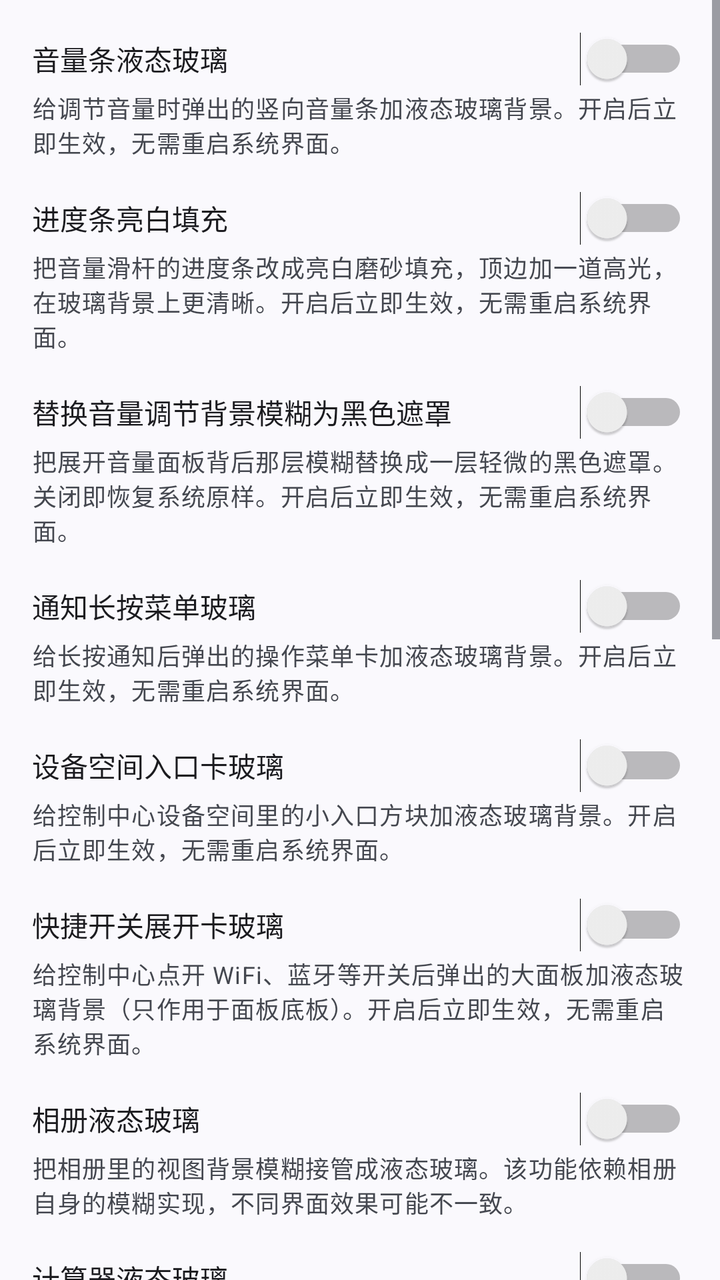
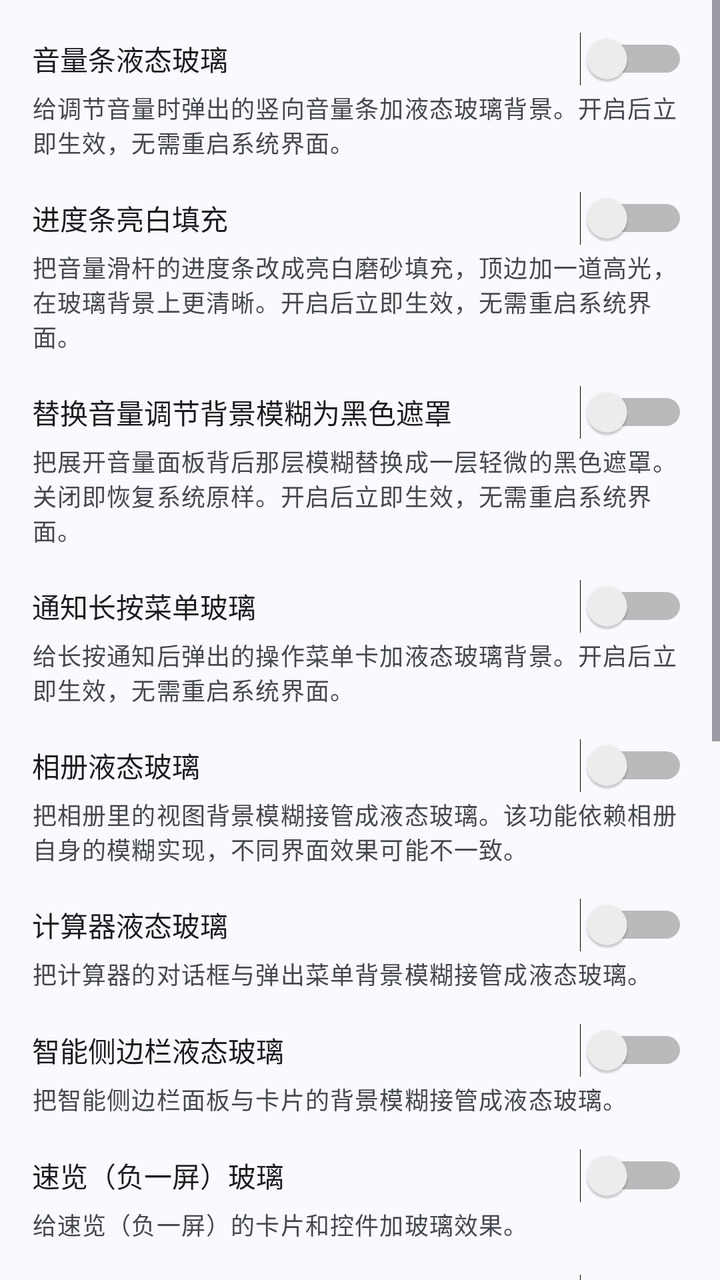

Compare the two renders of this Android layout. The source of the first and the diff that turns it into the second are given below.
<!-- AndroidManifest.xml: application theme Theme.LiquidGlass -->
<!-- res/layout/view_cat_components.xml -->
<?xml version="1.0" encoding="utf-8"?>
<ScrollView xmlns:android="http://schemas.android.com/apk/res/android"
    android:layout_width="match_parent"
    android:layout_height="match_parent"
    android:fillViewport="true">

    <LinearLayout
        android:layout_width="match_parent"
        android:layout_height="wrap_content"
        android:orientation="vertical"
        android:padding="16dp">

        
        <Switch
            android:id="@+id/switchVolumeSeekBarGlass"
            android:layout_width="match_parent"
            android:layout_height="wrap_content"
            android:text="@string/settings_volume_seekbar_glass" />

        <TextView
            android:layout_width="match_parent"
            android:layout_height="wrap_content"
            android:layout_marginTop="2dp"
            android:text="@string/settings_volume_seekbar_glass_desc"
            android:textAppearance="?attr/textAppearanceBodySmall"
            android:textColor="?android:attr/textColorSecondary" />

        
        <Switch
            android:id="@+id/switchVolumePanelClean"
            android:layout_width="match_parent"
            android:layout_height="wrap_content"
            android:layout_marginTop="16dp"
            android:text="@string/settings_volume_panel_clean" />

        <TextView
            android:layout_width="match_parent"
            android:layout_height="wrap_content"
            android:layout_marginTop="2dp"
            android:text="@string/settings_volume_panel_clean_desc"
            android:textAppearance="?attr/textAppearanceBodySmall"
            android:textColor="?android:attr/textColorSecondary" />

        
        <Switch
            android:id="@+id/switchVolumePanelBackdrop"
            android:layout_width="match_parent"
            android:layout_height="wrap_content"
            android:layout_marginTop="16dp"
            android:text="@string/settings_volume_panel_backdrop" />

        <TextView
            android:layout_width="match_parent"
            android:layout_height="wrap_content"
            android:layout_marginTop="2dp"
            android:text="@string/settings_volume_panel_backdrop_desc"
            android:textAppearance="?attr/textAppearanceBodySmall"
            android:textColor="?android:attr/textColorSecondary" />

        
        <Switch
            android:id="@+id/switchNotificationPopupGlass"
            android:layout_width="match_parent"
            android:layout_height="wrap_content"
            android:layout_marginTop="16dp"
            android:text="@string/settings_notification_popup_glass" />

        <TextView
            android:layout_width="match_parent"
            android:layout_height="wrap_content"
            android:layout_marginTop="2dp"
            android:text="@string/settings_notification_popup_glass_desc"
            android:textAppearance="?attr/textAppearanceBodySmall"
            android:textColor="?android:attr/textColorSecondary" />

        
        <Switch
            android:id="@+id/switchDeviceEntranceGlass"
            android:layout_width="match_parent"
            android:layout_height="wrap_content"
            android:layout_marginTop="16dp"
            android:text="@string/settings_device_entrance_glass" />

        <TextView
            android:layout_width="match_parent"
            android:layout_height="wrap_content"
            android:layout_marginTop="2dp"
            android:text="@string/settings_device_entrance_glass_desc"
            android:textAppearance="?attr/textAppearanceBodySmall"
            android:textColor="?android:attr/textColorSecondary" />

        
        <Switch
            android:id="@+id/switchQsDetailGlass"
            android:layout_width="match_parent"
            android:layout_height="wrap_content"
            android:layout_marginTop="16dp"
            android:text="@string/settings_qs_detail_glass" />

        <TextView
            android:layout_width="match_parent"
            android:layout_height="wrap_content"
            android:layout_marginTop="2dp"
            android:text="@string/settings_qs_detail_glass_desc"
            android:textAppearance="?attr/textAppearanceBodySmall"
            android:textColor="?android:attr/textColorSecondary" />

        
        <Switch
            android:id="@+id/switchGalleryGlass"
            android:layout_width="match_parent"
            android:layout_height="wrap_content"
            android:layout_marginTop="16dp"
            android:text="@string/settings_gallery_glass" />

        <TextView
            android:layout_width="match_parent"
            android:layout_height="wrap_content"
            android:layout_marginTop="2dp"
            android:text="@string/settings_gallery_glass_desc"
            android:textAppearance="?attr/textAppearanceBodySmall"
            android:textColor="?android:attr/textColorSecondary" />

        
        <Switch
            android:id="@+id/switchCalculatorGlass"
            android:layout_width="match_parent"
            android:layout_height="wrap_content"
            android:layout_marginTop="16dp"
            android:text="@string/settings_calculator_glass" />

        <TextView
            android:layout_width="match_parent"
            android:layout_height="wrap_content"
            android:layout_marginTop="2dp"
            android:text="@string/settings_calculator_glass_desc"
            android:textAppearance="?attr/textAppearanceBodySmall"
            android:textColor="?android:attr/textColorSecondary" />

        
        <Switch
            android:id="@+id/switchSmartSidebarGlass"
            android:layout_width="match_parent"
            android:layout_height="wrap_content"
            android:layout_marginTop="16dp"
            android:text="@string/settings_smart_sidebar_glass" />

        <TextView
            android:layout_width="match_parent"
            android:layout_height="wrap_content"
            android:layout_marginTop="2dp"
            android:text="@string/settings_smart_sidebar_glass_desc"
            android:textAppearance="?attr/textAppearanceBodySmall"
            android:textColor="?android:attr/textColorSecondary" />

        
        <Switch
            android:id="@+id/switchAssistantScreenGlass"
            android:layout_width="match_parent"
            android:layout_height="wrap_content"
            android:layout_marginTop="16dp"
            android:text="@string/settings_assistant_screen_glass" />

        <TextView
            android:layout_width="match_parent"
            android:layout_height="wrap_content"
            android:layout_marginTop="2dp"
            android:text="@string/settings_assistant_screen_glass_desc"
            android:textAppearance="?attr/textAppearanceBodySmall"
            android:textColor="?android:attr/textColorSecondary" />

        
        <Switch
            android:id="@+id/switchQuickSearchGlass"
            android:layout_width="match_parent"
            android:layout_height="wrap_content"
            android:layout_marginTop="16dp"
            android:text="@string/settings_quick_search_glass" />

        <TextView
            android:layout_width="match_parent"
            android:layout_height="wrap_content"
            android:layout_marginTop="2dp"
            android:text="@string/settings_quick_search_glass_desc"
            android:textAppearance="?attr/textAppearanceBodySmall"
            android:textColor="?android:attr/textColorSecondary" />

        
        <Switch
            android:id="@+id/switchGalleryShaderProbe"
            android:layout_width="match_parent"
            android:layout_height="wrap_content"
            android:layout_marginTop="16dp"
            android:text="@string/settings_gallery_shader_probe" />

        <TextView
            android:layout_width="match_parent"
            android:layout_height="wrap_content"
            android:layout_marginTop="2dp"
            android:text="@string/settings_gallery_shader_probe_desc"
            android:textAppearance="?attr/textAppearanceBodySmall"
            android:textColor="?android:attr/textColorSecondary" />

        
        <Switch
            android:id="@+id/switchClearAllBtnGlass"
            android:layout_width="match_parent"
            android:layout_height="wrap_content"
            android:layout_marginTop="16dp"
            android:text="@string/settings_clear_all_btn_glass" />

        <TextView
            android:layout_width="match_parent"
            android:layout_height="wrap_content"
            android:layout_marginTop="2dp"
            android:text="@string/settings_clear_all_btn_glass_desc"
            android:textAppearance="?attr/textAppearanceBodySmall"
            android:textColor="?android:attr/textColorSecondary" />

        
        <Switch
            android:id="@+id/switchEditToolbarGlass"
            android:layout_width="match_parent"
            android:layout_height="wrap_content"
            android:layout_marginTop="16dp"
            android:text="@string/settings_edit_toolbar_glass" />

        <TextView
            android:layout_width="match_parent"
            android:layout_height="wrap_content"
            android:layout_marginTop="2dp"
            android:text="@string/settings_edit_toolbar_glass_desc"
            android:textAppearance="?attr/textAppearanceBodySmall"
            android:textColor="?android:attr/textColorSecondary" />

        
        <Switch
            android:id="@+id/switchPopupMenuGlass"
            android:layout_width="match_parent"
            android:layout_height="wrap_content"
            android:layout_marginTop="16dp"
            android:text="@string/settings_popup_menu_glass" />

        <TextView
            android:layout_width="match_parent"
            android:layout_height="wrap_content"
            android:layout_marginTop="2dp"
            android:text="@string/settings_popup_menu_glass_desc"
            android:textAppearance="?attr/textAppearanceBodySmall"
            android:textColor="?android:attr/textColorSecondary" />

    </LinearLayout>
</ScrollView>
<!-- resources referenced by this layout -->
<resources>
  <string name="settings_assistant_screen_glass">速览（负一屏）玻璃</string>
  <string name="settings_assistant_screen_glass_desc">给速览（负一屏）的卡片和控件加玻璃效果。</string>
  <string name="settings_calculator_glass">计算器液态玻璃</string>
  <string name="settings_calculator_glass_desc">把计算器的对话框与弹出菜单背景模糊接管成液态玻璃。</string>
  <string name="settings_clear_all_btn_glass">最近任务清除按钮</string>
  <string name="settings_clear_all_btn_glass_desc">把最近任务页底部的「清除全部」按钮变成液态玻璃。开启后立即生效，无需重启桌面。</string>
  <string name="settings_device_entrance_glass">设备空间入口卡玻璃</string>
  <string name="settings_device_entrance_glass_desc">给控制中心设备空间里的小入口方块加液态玻璃背景。开启后立即生效，无需重启系统界面。</string>
  <string name="settings_edit_toolbar_glass">桌面整理/完成按钮</string>
  <string name="settings_edit_toolbar_glass_desc">把双指捏合进入桌面编辑模式后左上角「整理」和右上角「完成」两个按钮变成液态玻璃。开启后立即生效，无需重启桌面。</string>
  <string name="settings_gallery_glass">相册液态玻璃</string>
  <string name="settings_gallery_glass_desc">把相册里的视图背景模糊接管成液态玻璃。该功能依赖相册自身的模糊实现，不同界面效果可能不一致。</string>
  <string name="settings_gallery_shader_probe">相册采样范围探针（实验）</string>
  <string name="settings_gallery_shader_probe_desc">临时替换相册背景模糊做诊断：元素边缘出现红色环＝模糊取到了元素外面的背景（可以做真折射），绿色环＝只取到元素内的内容。开启后相册背景会变清晰并带一圈色环，关掉即恢复原模糊。</string>
  <string name="settings_notification_popup_glass">通知长按菜单玻璃</string>
  <string name="settings_notification_popup_glass_desc">给长按通知后弹出的操作菜单卡加液态玻璃背景。开启后立即生效，无需重启系统界面。</string>
  <string name="settings_popup_menu_glass">桌面长按菜单底衬</string>
  <string name="settings_popup_menu_glass_desc">把长按桌面图标、文件夹、卡片时弹出菜单的整屏毛玻璃背景变成液态玻璃（折射、色散、高光）。开启后立即生效，无需重启桌面。</string>
  <string name="settings_qs_detail_glass">快捷开关展开卡玻璃</string>
  <string name="settings_qs_detail_glass_desc">给控制中心点开 WiFi、蓝牙等开关后弹出的大面板加液态玻璃背景（只作用于面板底板）。开启后立即生效，无需重启系统界面。</string>
  <string name="settings_quick_search_glass">全局搜索弹窗玻璃</string>
  <string name="settings_quick_search_glass_desc">给全局搜索 App 里长按列表项弹出的菜单和弹窗加玻璃效果（只作用于这类弹窗，不含搜索条本身）。</string>
  <string name="settings_smart_sidebar_glass">智能侧边栏液态玻璃</string>
  <string name="settings_smart_sidebar_glass_desc">把智能侧边栏面板与卡片的背景模糊接管成液态玻璃。</string>
  <string name="settings_volume_panel_backdrop">替换音量调节背景模糊为黑色遮罩</string>
  <string name="settings_volume_panel_backdrop_desc">把展开音量面板背后那层模糊替换成一层轻微的黑色遮罩。关闭即恢复系统原样。开启后立即生效，无需重启系统界面。</string>
  <string name="settings_volume_panel_clean">进度条亮白填充</string>
  <string name="settings_volume_panel_clean_desc">把音量滑杆的进度条改成亮白磨砂填充，顶边加一道高光，在玻璃背景上更清晰。开启后立即生效，无需重启系统界面。</string>
  <string name="settings_volume_seekbar_glass">音量条液态玻璃</string>
  <string name="settings_volume_seekbar_glass_desc">给调节音量时弹出的竖向音量条加液态玻璃背景。开启后立即生效，无需重启系统界面。</string>
  <style name="Theme.LiquidGlass" parent="Theme.Material3.DynamicColors.DayNight.NoActionBar" />
</resources>

<!-- the commit's change to res/layout/view_cat_components.xml (unified diff, before → after) -->
@@ -75,38 +75,6 @@
 
         
         <Switch
-            android:id="@+id/switchDeviceEntranceGlass"
-            android:layout_width="match_parent"
-            android:layout_height="wrap_content"
-            android:layout_marginTop="16dp"
-            android:text="@string/settings_device_entrance_glass" />
-
-        <TextView
-            android:layout_width="match_parent"
-            android:layout_height="wrap_content"
-            android:layout_marginTop="2dp"
-            android:text="@string/settings_device_entrance_glass_desc"
-            android:textAppearance="?attr/textAppearanceBodySmall"
-            android:textColor="?android:attr/textColorSecondary" />
-
-        
-        <Switch
-            android:id="@+id/switchQsDetailGlass"
-            android:layout_width="match_parent"
-            android:layout_height="wrap_content"
-            android:layout_marginTop="16dp"
-            android:text="@string/settings_qs_detail_glass" />
-
-        <TextView
-            android:layout_width="match_parent"
-            android:layout_height="wrap_content"
-            android:layout_marginTop="2dp"
-            android:text="@string/settings_qs_detail_glass_desc"
-            android:textAppearance="?attr/textAppearanceBodySmall"
-            android:textColor="?android:attr/textColorSecondary" />
-
-        
-        <Switch
             android:id="@+id/switchGalleryGlass"
             android:layout_width="match_parent"
             android:layout_height="wrap_content"
<!-- resource entries referenced after the edit -->
@@ -6,8 +6,6 @@
   <string name="settings_calculator_glass_desc">把计算器的对话框与弹出菜单背景模糊接管成液态玻璃。</string>
   <string name="settings_clear_all_btn_glass">最近任务清除按钮</string>
   <string name="settings_clear_all_btn_glass_desc">把最近任务页底部的「清除全部」按钮变成液态玻璃。开启后立即生效，无需重启桌面。</string>
-  <string name="settings_device_entrance_glass">设备空间入口卡玻璃</string>
-  <string name="settings_device_entrance_glass_desc">给控制中心设备空间里的小入口方块加液态玻璃背景。开启后立即生效，无需重启系统界面。</string>
   <string name="settings_edit_toolbar_glass">桌面整理/完成按钮</string>
   <string name="settings_edit_toolbar_glass_desc">把双指捏合进入桌面编辑模式后左上角「整理」和右上角「完成」两个按钮变成液态玻璃。开启后立即生效，无需重启桌面。</string>
   <string name="settings_gallery_glass">相册液态玻璃</string>
@@ -18,8 +16,6 @@
   <string name="settings_notification_popup_glass_desc">给长按通知后弹出的操作菜单卡加液态玻璃背景。开启后立即生效，无需重启系统界面。</string>
   <string name="settings_popup_menu_glass">桌面长按菜单底衬</string>
   <string name="settings_popup_menu_glass_desc">把长按桌面图标、文件夹、卡片时弹出菜单的整屏毛玻璃背景变成液态玻璃（折射、色散、高光）。开启后立即生效，无需重启桌面。</string>
-  <string name="settings_qs_detail_glass">快捷开关展开卡玻璃</string>
-  <string name="settings_qs_detail_glass_desc">给控制中心点开 WiFi、蓝牙等开关后弹出的大面板加液态玻璃背景（只作用于面板底板）。开启后立即生效，无需重启系统界面。</string>
   <string name="settings_quick_search_glass">全局搜索弹窗玻璃</string>
   <string name="settings_quick_search_glass_desc">给全局搜索 App 里长按列表项弹出的菜单和弹窗加玻璃效果（只作用于这类弹窗，不含搜索条本身）。</string>
   <string name="settings_smart_sidebar_glass">智能侧边栏液态玻璃</string>
